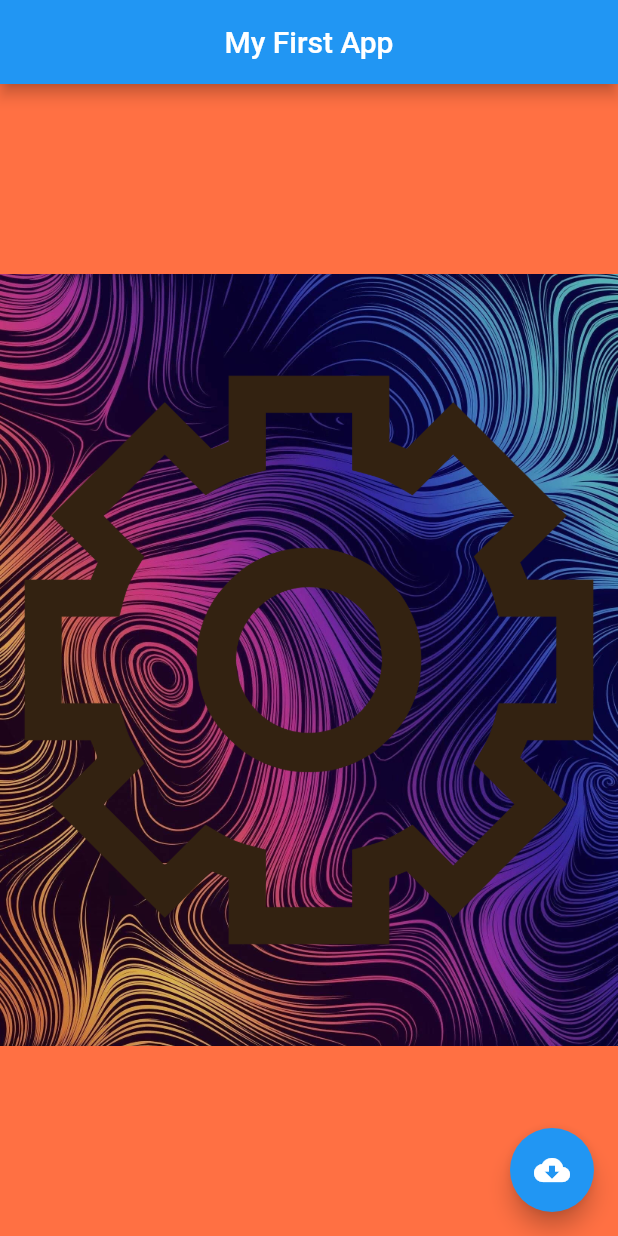
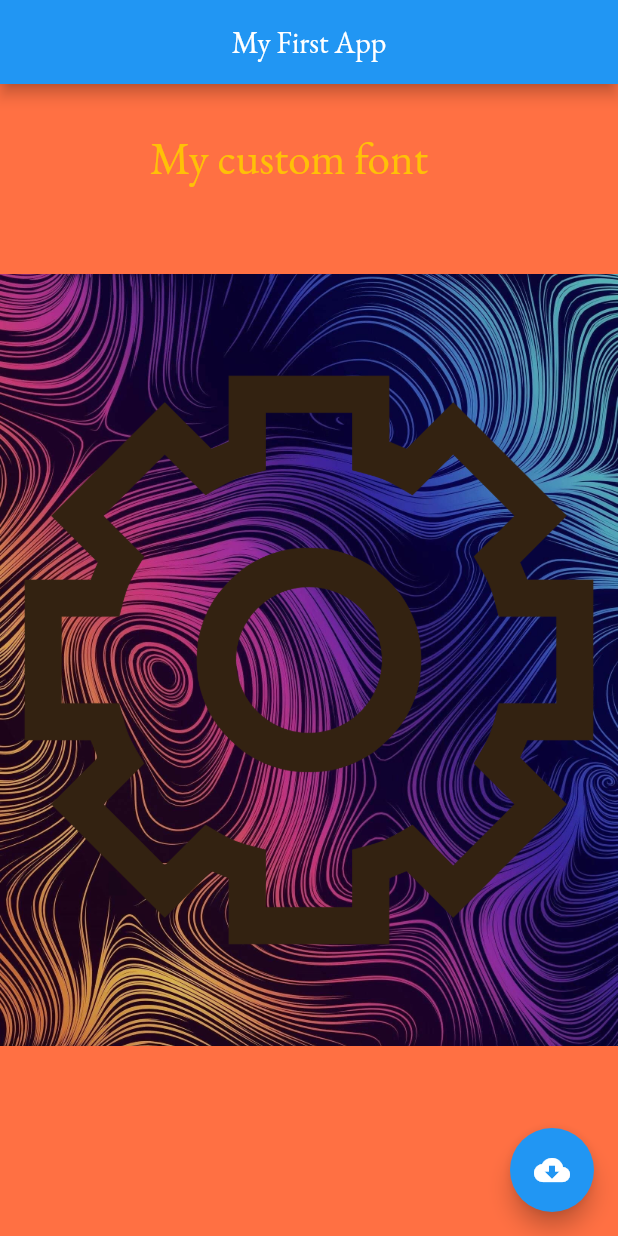
Before and after one commit to DenysBabin/flutter-first-App, a Flutter app: the screen it shows after launch, on a phone screen of 412 x 824 dp. Run offline on Flutter 3.47's test engine with Material 2 defaults, Android fonts, the phone set to English and light mode, and no system bars.

Commit message:
First work with fonts in Flutter

```diff
--- a/lib/main.dart
+++ b/lib/main.dart
@@ -26,6 +26,7 @@ class _MyFirstAppState extends State<MyFirstApp> {
   @override
   Widget build(BuildContext context) {
     return MaterialApp(
+      theme: ThemeData(fontFamily: "EBGaramond"),
       home: Scaffold(
         backgroundColor: Colors.deepOrange[400],
         appBar: AppBar(
@@ -40,6 +41,18 @@ class _MyFirstAppState extends State<MyFirstApp> {
                 image: AssetImage('assets/images/image-1.jpeg'),
               ),
               Image.asset('assets/icons/icon.png'),
+              Positioned(
+                top: 30,
+                left: 100,
+                child: Text(
+                  'My custom font',
+                  style: TextStyle(
+                    fontSize: 30,
+                    color: Colors.amber,
+                    fontFamily: 'EBGaramond',
+                  ),
+                ),
+              ),
             ],
           ),
         ),
```
Also changed, not shown: pubspec.yaml (+5 -12 lines), fonts/EBGaramond-Regular.ttf (added).
